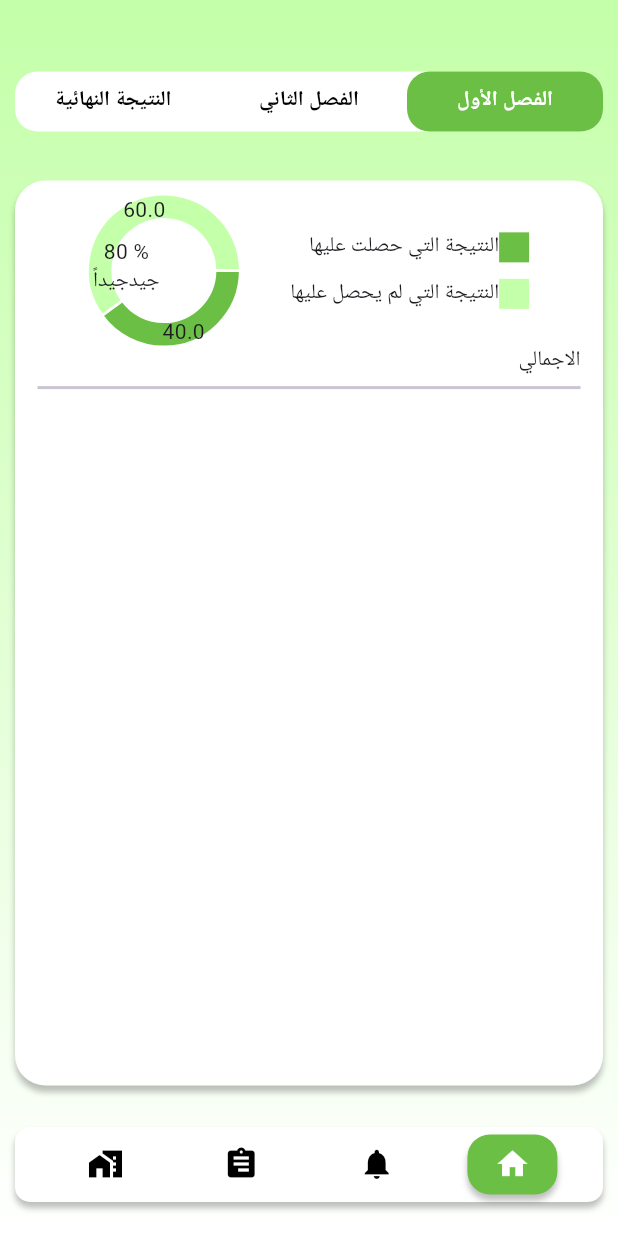
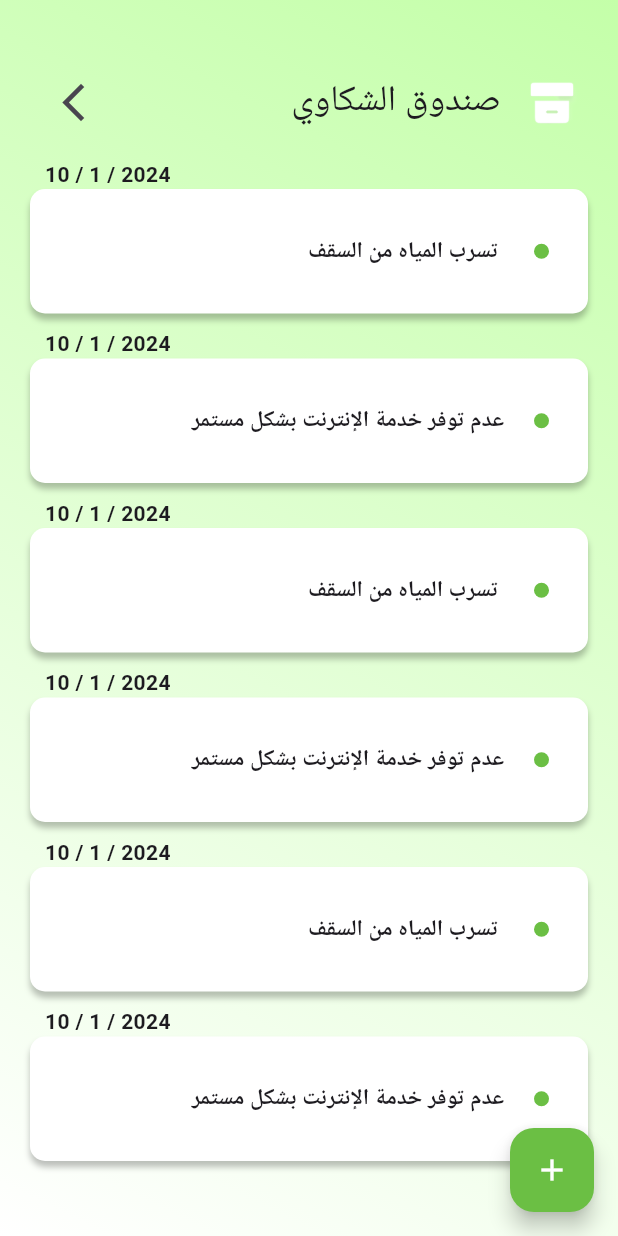
Before and after one commit to AhmedOmarAlkitheri/RowadApp, a Flutter app: the screen it shows after launch, on a phone screen of 412 x 824 dp. Run offline on Flutter 3.47's test engine with Material 3 defaults, Android fonts, the light colour scheme and no system bars; drawn by our look-alikes of fl_chart; our stand-ins replace chat_bubbles, dio, flutter_localization.

Commit message:
compliant screens

```diff
--- /dev/null
+++ b/devtools_options.yaml
@@ -0,0 +1,3 @@
+description: This file stores settings for Dart & Flutter DevTools.
+documentation: https://docs.flutter.dev/tools/devtools/extensions#configure-extension-enablement-states
+extensions:
--- /dev/null
+++ b/lib/constants/ApiUrls.dart
@@ -0,0 +1,4 @@
+// class Apiurls {
+//   static const String root
+//   static const String allCompliants
+// }
--- /dev/null
+++ b/lib/core/Models/compliant.dart
@@ -0,0 +1,32 @@
+class Compliant {
+  String? title;
+  String? content;
+  String? sendDate;
+  bool? responseStatuse;
+  String? response;
+
+  Compliant(
+      {this.title,
+      this.sendDate,
+      this.content,
+      this.responseStatuse,
+      this.response});
+
+  Compliant.fromJson(Map<String, dynamic> json) {
+    title = json['title'];
+    content = json['content'];
+    sendDate = json['sendDate'];
+    responseStatuse = json['responseStatuse'];
+    response = json['response'];
+  }
+
+  Map<String, dynamic> toJson() {
+    final Map<String, dynamic> data = new Map<String, dynamic>();
+    data['title'] = this.title;
+    data['content'] = this.content;
+    data['sendDate'] = this.sendDate;
+    data['responseStatuse'] = this.responseStatuse;
+    data['response'] = this.response;
+    return data;
+  }
+}
--- /dev/null
+++ b/lib/core/View/Screens/compliants/AllComplaints.dart
@@ -0,0 +1,65 @@
+import 'package:flutter/material.dart';
+import 'package:provider/provider.dart';
+import 'package:rowadapp/core/View/Widgets/compliant/header.dart';
+import 'package:rowadapp/core/View/Widgets/compliant/list.dart';
+import 'package:rowadapp/core/View_models/compliant_vm.dart';
+import 'package:rowadapp/global/constraints/app_color.dart';
+
+class Allcomplaints_screen extends StatelessWidget {
+  const Allcomplaints_screen({super.key});
+
+  @override
+  Widget build(BuildContext context) {
+    return Scaffold(
+        floatingActionButton: FloatingActionButton(
+            backgroundColor: Color(AppColor.primaryColor),
+            onPressed: () {},
+            child: Icon(
+              Icons.add,
+              color: Colors.white,
+            )),
+        floatingActionButtonLocation: FloatingActionButtonLocation.startFloat,
+        body: Container(
+          decoration: BoxDecoration(
+            gradient: LinearGradient(
+                colors: [const Color(AppColor.secondaryColor), Colors.white],
+                begin: AlignmentDirectional.topStart,
+                end: AlignmentDirectional.bottomEnd),
+          ),
+          child: Container(
+            margin: EdgeInsets.only(right: 10, left: 10),
+            child: Column(
+              children: [
+                SizedBox(
+                  height: 40,
+                ),
+                Header(title: 'صندوق الشكاوي', imagePath: 'assets/cbox.png'),
+                SizedBox(
+                  height: 10,
+                ),
+                SizedBox(
+                  height: 680,
+                  child: Consumer<CompliantVm>(
+                    builder: (ctx, c, child) {
+                      if (c.Compliants.isEmpty)
+                        return Center(
+                          child: CircularProgressIndicator(),
+                        );
+                      else
+                        return ListView.builder(
+                            itemCount: c.Compliants.length,
+                            itemBuilder: (ctx, index) {
+                              return ListOf(
+                                sendDate: c.Compliants[index].sendDate,
+                                title: c.Compliants[index].title,
+                              );
+                            });
+                    },
+                  ),
+                )
+              ],
+            ),
+          ),
+        ));
+  }
+}
--- /dev/null
+++ b/lib/core/View/Widgets/compliant/header.dart
@@ -0,0 +1,29 @@
+import 'package:flutter/material.dart';
+
+class Header extends StatelessWidget {
+  String title;
+  String imagePath;
+
+  Header({super.key, required this.title, required this.imagePath});
+
+  @override
+  Widget build(BuildContext context) {
+    return Container(
+        // margin: EdgeInsets.only(right: 10, left: 10),
+        child: ListTile(
+      leading: Image.asset(
+        this.imagePath,
+        width: 36,
+        height: 38,
+      ),
+      title: Text(
+        this.title,
+        style: TextStyle(fontSize: 24),
+      ),
+      trailing: Icon(
+        Icons.arrow_forward_ios_sharp,
+        size: 30,
+      ),
+    ));
+  }
+}
--- /dev/null
+++ b/lib/core/View/Widgets/compliant/list.dart
@@ -0,0 +1,60 @@
+import 'package:flutter/material.dart';
+import 'package:rowadapp/global/constraints/app_color.dart';
+
+class ListOf extends StatelessWidget {
+  String? sendDate;
+  String? title;
+  ListOf({super.key, this.sendDate, this.title});
+
+  @override
+  Widget build(BuildContext context) {
+    return Padding(
+      padding: const EdgeInsets.only(bottom: 10.0),
+      child: Column(
+        crossAxisAlignment: CrossAxisAlignment.center,
+        children: [
+          Container(
+              margin: EdgeInsets.only(left: 20),
+              alignment: Alignment.topLeft,
+              child: Text(
+                '${this.sendDate}',
+                style: TextStyle(fontWeight: FontWeight.bold),
+              )),
+          Container(
+            margin: EdgeInsets.only(right: 10, left: 10),
+            decoration: BoxDecoration(
+              borderRadius: BorderRadius.circular(10),
+              color: Colors.white,
+              boxShadow: [
+                BoxShadow(
+                  color: Colors.black.withOpacity(0.25),
+                  blurRadius: 3,
+                  // spreadRadius: 2,
+                  offset: Offset(0, 4),
+                ),
+              ],
+            ),
+            width: MediaQuery.of(context).size.width - 20,
+            height: 83,
+            child: Center(
+              child: ListTile(
+                leading: Container(
+                  margin: EdgeInsets.only(right: 10),
+                  width: 10,
+                  height: 10,
+                  decoration: BoxDecoration(
+                      color: Color(AppColor.primaryColor),
+                      borderRadius: BorderRadius.circular(5)),
+                ),
+                title: Text(
+                  '${this.title}',
+                  style: TextStyle(fontSize: 15, fontWeight: FontWeight.bold),
+                ),
+              ),
+            ),
+          ),
+        ],
+      ),
+    );
+  }
+}
--- /dev/null
+++ b/lib/core/View_models/compliant_vm.dart
@@ -0,0 +1,29 @@
+import 'package:dio/dio.dart';
+import 'package:flutter/material.dart';
+import 'package:rowadapp/core/Models/compliant.dart';
+
+class CompliantVm with ChangeNotifier {
+  List<Compliant> Compliants = [
+    Compliant(title: ' تسرب المياه من السقف', sendDate: '2024 / 1 / 10'),
+    Compliant(
+        title: 'عدم توفر خدمة الإنترنت بشكل مستمر ', sendDate: '2024 / 1 / 10'),
+    Compliant(title: ' تسرب المياه من السقف', sendDate: '2024 / 1 / 10'),
+    Compliant(
+        title: 'عدم توفر خدمة الإنترنت بشكل مستمر ', sendDate: '2024 / 1 / 10'),
+    Compliant(title: ' تسرب المياه من السقف', sendDate: '2024 / 1 / 10'),
+    Compliant(
+        title: 'عدم توفر خدمة الإنترنت بشكل مستمر ', sendDate: '2024 / 1 / 10'),
+  ];
+
+  // getData() async{
+  // Dio dio=Dio();
+  // Response res=await dio.get(ApiUrls.allProducts);
+  // List<dynamic>allCompliant=res.data["products"];
+  // Compliants=allCompliant.map((element)=>Compliant.fromJson(element)).toList();
+  // notifyListeners();
+  // }
+
+  // addCompliant(Compliant c){
+
+  // }
+}
--- a/lib/main.dart
+++ b/lib/main.dart
@@ -1,8 +1,13 @@
 import 'package:flutter/material.dart';
 import 'package:flutter_localization/flutter_localization.dart';
+import 'package:provider/provider.dart';
+import 'package:rowadapp/core/View/Screens/compliants/AllComplaints.dart';
+import 'package:rowadapp/core/View/Screens/compliants/addCompliant_screen.dart';
+import 'package:rowadapp/core/View/Screens/compliants/viewCompliantDetails.dart';
 import 'package:rowadapp/core/View/Widgets/AppBarTerms.dart';
 import 'package:rowadapp/core/View/Widgets/ContainerEvaluation.dart';
 import 'package:rowadapp/core/View/Widgets/Navigationbar.dart';
+import 'package:rowadapp/core/View_models/compliant_vm.dart';
 import 'package:rowadapp/global/constraints/app_color.dart';
 
 void main() {
@@ -22,7 +27,11 @@ class MyApp extends StatelessWidget {
       ],
       initLanguageCode: 'ar',
     );
-    return MaterialApp(
+    return MultiProvider(
+      providers: [
+        ChangeNotifierProvider<CompliantVm>(create: (ctx) => CompliantVm()),
+      ],
+      child: MaterialApp(
         debugShowCheckedModeBanner: false,
         supportedLocales: localization.supportedLocales,
         localizationsDelegates: localization.localizationsDelegates,
@@ -33,7 +42,8 @@ class MyApp extends StatelessWidget {
         //   GlobalWidgetsLocalizations.delegate,
         // ],
 
-      home: MyHomePage(),
+        home: Allcomplaints_screen(),
+      ),
     );
   }
 }
```
Also changed, not shown: lib/core/View/Screens/compliants/addCompliant_screen.dart (added, +78 -0 lines), lib/core/View/Screens/compliants/viewCompliantDetails.dart (added, +88 -0 lines), lib/core/View/Widgets/compliant/RoundeTextBox.dart (added, +28 -0 lines), lib/core/View/Widgets/compliant/roundedButton.dart (added, +46 -0 lines), lib/core/View/Widgets/compliant/textField.dart (added, +19 -0 lines), lib/core/View/Widgets/compliant/textTitle.dart (added, +18 -0 lines), lib/core/View/Widgets/compliant/whiteRoubdedBackground.dart (added, +28 -0 lines), pubspec.yaml (+6 -2 lines), assets/add_file.png (added), assets/cbox.png (added), pubspec.lock, 1 other file. Lines whose indentation alone changed are shown as unchanged.
